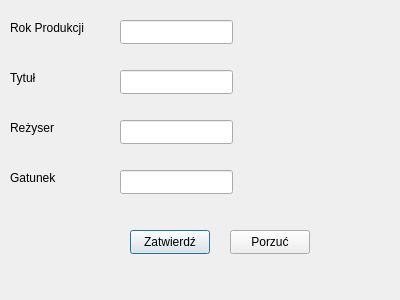
This is edit.ui in arudim/Baza_Danych_Projekt as Qt 5 draws it before an edit. The edited form follows.
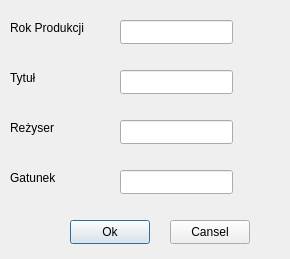
This is the edited form.

```diff
--- a/edit.ui
+++ b/edit.ui
@@ -6,8 +6,8 @@
    <rect>
     <x>0</x>
     <y>0</y>
-    <width>400</width>
-    <height>300</height>
+    <width>290</width>
+    <height>259</height>
    </rect>
   </property>
   <property name="windowTitle">
@@ -16,27 +16,27 @@
   <widget class="QPushButton" name="pushButton_Zatwierdz">
    <property name="geometry">
     <rect>
-     <x>130</x>
-     <y>230</y>
+     <x>70</x>
+     <y>220</y>
      <width>80</width>
      <height>24</height>
     </rect>
    </property>
    <property name="text">
-    <string>Zatwierdź</string>
+    <string>Ok</string>
    </property>
   </widget>
   <widget class="QPushButton" name="pushButton_Porzuc">
    <property name="geometry">
     <rect>
-     <x>230</x>
-     <y>230</y>
+     <x>170</x>
+     <y>220</y>
      <width>80</width>
      <height>24</height>
     </rect>
    </property>
    <property name="text">
-    <string>Porzuć</string>
+    <string>Cansel</string>
    </property>
   </widget>
   <widget class="QLabel" name="label_2">
```
